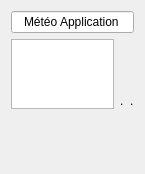
Qt form localStationCS/formtemperature.ui (Gnoumy/RaspMeteo) before a commit.
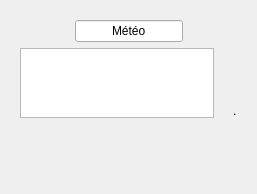
The same form after that commit.

What changed in the file:
```diff
--- a/localStationCS/formtemperature.ui
+++ b/localStationCS/formtemperature.ui
@@ -6,8 +6,8 @@
    <rect>
     <x>0</x>
     <y>0</y>
-    <width>145</width>
-    <height>174</height>
+    <width>257</width>
+    <height>194</height>
    </rect>
   </property>
   <property name="windowTitle">
@@ -19,13 +19,32 @@
   <property name="styleSheet">
    <string notr="true"/>
   </property>
+  <layout class="QGridLayout" name="gridLayout_2">
+   <item row="0" column="0">
+    <widget class="QStackedWidget" name="stackedWidget">
+     <widget class="QWidget" name="page">
+      <layout class="QGridLayout" name="gridLayout_3">
+       <item row="0" column="0">
   <layout class="QGridLayout" name="gridLayout">
    <item row="0" column="0">
-    <layout class="QVBoxLayout" name="verticalLayout_2">
+          <layout class="QHBoxLayout" name="horizontalLayout">
+           <item>
+            <spacer name="horizontalSpacer">
+             <property name="orientation">
+              <enum>Qt::Horizontal</enum>
+             </property>
+             <property name="sizeHint" stdset="0">
+              <size>
+               <width>40</width>
+               <height>20</height>
+              </size>
+             </property>
+            </spacer>
+           </item>
      <item>
       <widget class="QLineEdit" name="lineEdit_header">
        <property name="text">
-        <string>Météo Application</string>
+              <string>Météo</string>
        </property>
        <property name="alignment">
         <set>Qt::AlignCenter</set>
@@ -33,7 +52,22 @@
       </widget>
      </item>
      <item>
-      <layout class="QHBoxLayout" name="horizontalLayout_2">
+            <spacer name="horizontalSpacer_2">
+             <property name="orientation">
+              <enum>Qt::Horizontal</enum>
+             </property>
+             <property name="sizeHint" stdset="0">
+              <size>
+               <width>40</width>
+               <height>20</height>
+              </size>
+             </property>
+            </spacer>
+           </item>
+          </layout>
+         </item>
+         <item row="1" column="0">
+          <layout class="QHBoxLayout" name="horizontalLayout_3">
        <item>
         <layout class="QVBoxLayout" name="verticalLayout">
          <item>
@@ -62,17 +96,17 @@
         </layout>
        </item>
        <item>
-        <layout class="QHBoxLayout" name="horizontalLayout">
-         <item>
-          <widget class="QLabel" name="label_hygro">
-           <property name="text">
-            <string>.</string>
-           </property>
-          </widget>
-         </item>
+            <layout class="QHBoxLayout" name="horizontalLayout_2">
          <item>
           <widget class="QLabel" name="label_temp">
            <property name="text">
+                <string/>
+               </property>
+              </widget>
+             </item>
+             <item>
+              <widget class="QLabel" name="label_hygro">
+               <property name="text">
             <string>.</string>
            </property>
           </widget>
@@ -82,6 +116,11 @@
       </layout>
      </item>
     </layout>
+       </item>
+      </layout>
+     </widget>
+     <widget class="QWidget" name="page_2"/>
+    </widget>
    </item>
   </layout>
  </widget>
```
Lines whose indentation alone changed are shown as unchanged.
